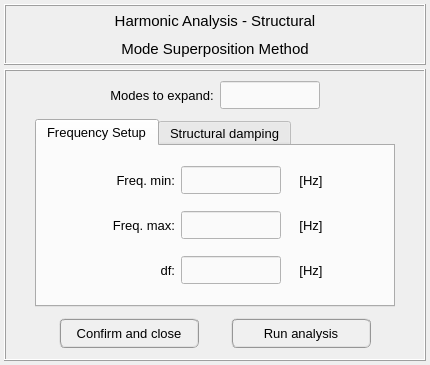
Qt form pulse/interface/ui_files/analysis/structural/harmonic_analysis_mode_superposition_method.ui (open-pulse/OpenPulse) before a commit.
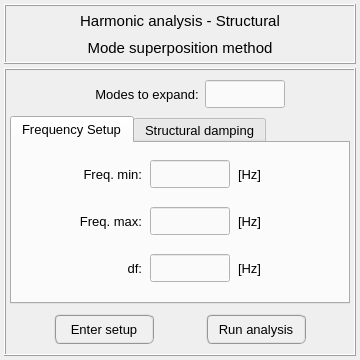
The same form after that commit. Icons and pictures are not drawn.

Diff of the .ui file:
```diff
--- a/pulse/interface/ui_files/analysis/structural/harmonic_analysis_mode_superposition_method.ui
+++ b/pulse/interface/ui_files/analysis/structural/harmonic_analysis_mode_superposition_method.ui
@@ -9,8 +9,8 @@
    <rect>
     <x>0</x>
     <y>0</y>
-    <width>430</width>
-    <height>365</height>
+    <width>360</width>
+    <height>360</height>
    </rect>
   </property>
   <property name="sizePolicy">
@@ -21,14 +21,14 @@
   </property>
   <property name="minimumSize">
    <size>
-    <width>430</width>
+    <width>360</width>
     <height>360</height>
    </size>
   </property>
   <property name="maximumSize">
    <size>
-    <width>430</width>
-    <height>365</height>
+    <width>380</width>
+    <height>360</height>
    </size>
   </property>
   <property name="contextMenuPolicy">
@@ -64,14 +64,14 @@
     <widget class="QFrame" name="frame_3">
      <property name="minimumSize">
       <size>
-       <width>300</width>
-       <height>61</height>
+       <width>0</width>
+       <height>60</height>
       </size>
      </property>
      <property name="maximumSize">
       <size>
        <width>430</width>
-       <height>61</height>
+       <height>60</height>
       </size>
      </property>
      <property name="frameShape">
@@ -111,7 +111,7 @@
          </font>
         </property>
         <property name="text">
-         <string>Harmonic Analysis - Structural</string>
+         <string>Harmonic analysis - Structural</string>
         </property>
         <property name="textFormat">
          <enum>Qt::AutoText</enum>
@@ -133,7 +133,7 @@
          </font>
         </property>
         <property name="text">
-         <string>Mode Superposition Method</string>
+         <string>Mode superposition method</string>
         </property>
         <property name="textFormat">
          <enum>Qt::AutoText</enum>
@@ -155,11 +155,23 @@
       <enum>QFrame::Raised</enum>
      </property>
      <layout class="QGridLayout" name="gridLayout_9">
+      <property name="leftMargin">
+       <number>4</number>
+      </property>
       <property name="topMargin">
        <number>6</number>
       </property>
+      <property name="rightMargin">
+       <number>4</number>
+      </property>
       <property name="bottomMargin">
-       <number>6</number>
+       <number>4</number>
+      </property>
+      <property name="horizontalSpacing">
+       <number>2</number>
+      </property>
+      <property name="verticalSpacing">
+       <number>4</number>
       </property>
       <item row="0" column="0">
        <widget class="QFrame" name="frame_7">
@@ -235,13 +247,13 @@
           <widget class="QLineEdit" name="lineEdit_modes">
            <property name="minimumSize">
             <size>
-             <width>100</width>
+             <width>80</width>
              <height>28</height>
             </size>
            </property>
            <property name="maximumSize">
             <size>
-             <width>100</width>
+             <width>80</width>
              <height>28</height>
             </size>
            </property>
@@ -263,37 +275,31 @@
            </property>
           </widget>
          </item>
+         <item row="0" column="0">
+          <spacer name="horizontalSpacer_5">
+           <property name="orientation">
+            <enum>Qt::Horizontal</enum>
+           </property>
+           <property name="sizeHint" stdset="0">
+            <size>
+             <width>40</width>
+             <height>20</height>
+            </size>
+           </property>
+          </spacer>
+         </item>
          <item row="0" column="3">
-          <widget class="QFrame" name="frame_9">
-           <property name="minimumSize">
-            <size>
-             <width>0</width>
-             <height>28</height>
-            </size>
+          <spacer name="horizontalSpacer_6">
+           <property name="orientation">
+            <enum>Qt::Horizontal</enum>
            </property>
-           <property name="maximumSize">
+           <property name="sizeHint" stdset="0">
             <size>
-             <width>16777215</width>
-             <height>28</height>
+             <width>40</width>
+             <height>20</height>
             </size>
            </property>
-           <property name="frameShape">
-            <enum>QFrame::NoFrame</enum>
-           </property>
-           <property name="frameShadow">
-            <enum>QFrame::Raised</enum>
-           </property>
-          </widget>
-         </item>
-         <item row="0" column="0">
-          <widget class="QFrame" name="frame_10">
-           <property name="frameShape">
-            <enum>QFrame::NoFrame</enum>
-           </property>
-           <property name="frameShadow">
-            <enum>QFrame::Raised</enum>
-           </property>
-          </widget>
+          </spacer>
          </item>
         </layout>
        </widget>
@@ -302,8 +308,8 @@
        <widget class="QTabWidget" name="tabWidget">
         <property name="minimumSize">
          <size>
-          <width>360</width>
-          <height>188</height>
+          <width>0</width>
+          <height>0</height>
          </size>
         </property>
         <property name="maximumSize">
@@ -329,17 +335,32 @@
           <string>Frequency Setup</string>
          </attribute>
          <layout class="QGridLayout" name="gridLayout_5">
+          <property name="leftMargin">
+           <number>4</number>
+          </property>
+          <property name="topMargin">
+           <number>4</number>
+          </property>
+          <property name="rightMargin">
+           <number>4</number>
+          </property>
+          <property name="bottomMargin">
+           <number>4</number>
+          </property>
+          <property name="horizontalSpacing">
+           <number>8</number>
+          </property>
           <item row="2" column="3">
            <widget class="QLabel" name="label_26">
             <property name="minimumSize">
              <size>
-              <width>48</width>
+              <width>60</width>
               <height>28</height>
              </size>
             </property>
             <property name="maximumSize">
              <size>
-              <width>48</width>
+              <width>60</width>
               <height>28</height>
              </size>
             </property>
@@ -353,7 +374,7 @@
              <string>[Hz]</string>
             </property>
             <property name="alignment">
-             <set>Qt::AlignCenter</set>
+             <set>Qt::AlignLeading|Qt::AlignLeft|Qt::AlignVCenter</set>
             </property>
            </widget>
           </item>
@@ -361,13 +382,13 @@
            <widget class="QLabel" name="label_25">
             <property name="minimumSize">
              <size>
-              <width>48</width>
+              <width>60</width>
               <height>28</height>
              </size>
             </property>
             <property name="maximumSize">
              <size>
-              <width>48</width>
+              <width>60</width>
               <height>28</height>
              </size>
             </property>
@@ -381,7 +402,7 @@
              <string>[Hz]</string>
             </property>
             <property name="alignment">
-             <set>Qt::AlignCenter</set>
+             <set>Qt::AlignLeading|Qt::AlignLeft|Qt::AlignVCenter</set>
             </property>
            </widget>
           </item>
@@ -389,13 +410,13 @@
            <widget class="QLineEdit" name="lineEdit_step">
             <property name="minimumSize">
              <size>
-              <width>100</width>
+              <width>80</width>
               <height>28</height>
              </size>
             </property>
             <property name="maximumSize">
              <size>
-              <width>100</width>
+              <width>80</width>
               <height>28</height>
              </size>
             </property>
@@ -421,13 +442,13 @@
            <widget class="QLineEdit" name="lineEdit_max">
             <property name="minimumSize">
              <size>
-              <width>100</width>
+              <width>80</width>
               <height>28</height>
              </size>
             </property>
             <property name="maximumSize">
              <size>
-              <width>100</width>
+              <width>80</width>
               <height>28</height>
              </size>
             </property>
@@ -453,13 +474,13 @@
            <widget class="QLabel" name="label_24">
             <property name="minimumSize">
              <size>
-              <width>48</width>
+              <width>60</width>
               <height>28</height>
              </size>
             </property>
             <property name="maximumSize">
              <size>
-              <width>48</width>
+              <width>60</width>
               <height>28</height>
              </size>
             </property>
@@ -473,7 +494,7 @@
              <string>[Hz]</string>
             </property>
             <property name="alignment">
-             <set>Qt::AlignCenter</set>
+             <set>Qt::AlignLeading|Qt::AlignLeft|Qt::AlignVCenter</set>
             </property>
            </widget>
           </item>
@@ -510,13 +531,13 @@
            <widget class="QLineEdit" name="lineEdit_min">
             <property name="minimumSize">
              <size>
-              <width>100</width>
+              <width>80</width>
               <height>28</height>
              </size>
             </property>
             <property name="maximumSize">
              <size>
-              <width>100</width>
+              <width>80</width>
               <height>28</height>
              </size>
             </property>
@@ -1111,7 +1132,7 @@
        <widget class="QFrame" name="frame">
         <property name="minimumSize">
          <size>
-          <width>360</width>
+          <width>0</width>
           <height>0</height>
          </size>
         </property>
@@ -1150,13 +1171,13 @@
           <widget class="QPushButton" name="pushButton_confirm_close">
            <property name="minimumSize">
             <size>
-             <width>140</width>
+             <width>100</width>
              <height>30</height>
             </size>
            </property>
            <property name="maximumSize">
             <size>
-             <width>140</width>
+             <width>100</width>
              <height>30</height>
             </size>
            </property>
@@ -1164,7 +1185,7 @@
             <font>
              <family>MS Shell Dlg 2</family>
              <pointsize>10</pointsize>
-             <weight>9</weight>
+             <weight>50</weight>
              <italic>false</italic>
              <bold>false</bold>
             </font>
@@ -1176,7 +1197,7 @@
 QPushButton:disabled{border-radius: 6px; border-color: rgb(150, 150, 150); border-style: ridge; border-width: 0px; color: rgb(150,150, 150); background-color: rgb(220, 220, 220)}</string>
            </property>
            <property name="text">
-            <string>Confirm and close</string>
+            <string>Enter setup</string>
            </property>
           </widget>
          </item>
@@ -1184,13 +1205,13 @@
           <widget class="QPushButton" name="pushButton_confirm_run_analysis">
            <property name="minimumSize">
             <size>
-             <width>140</width>
+             <width>100</width>
              <height>30</height>
             </size>
            </property>
            <property name="maximumSize">
             <size>
-             <width>140</width>
+             <width>100</width>
              <height>30</height>
             </size>
            </property>
@@ -1198,7 +1219,7 @@
             <font>
              <family>MS Shell Dlg 2</family>
              <pointsize>10</pointsize>
-             <weight>9</weight>
+             <weight>50</weight>
              <italic>false</italic>
              <bold>false</bold>
             </font>
```
Left out of the diff: 35 changed lines with no effect on the pictures.
